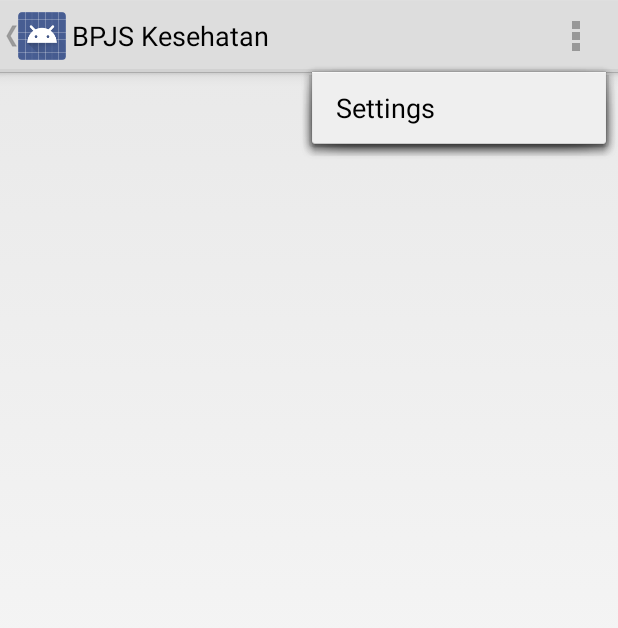
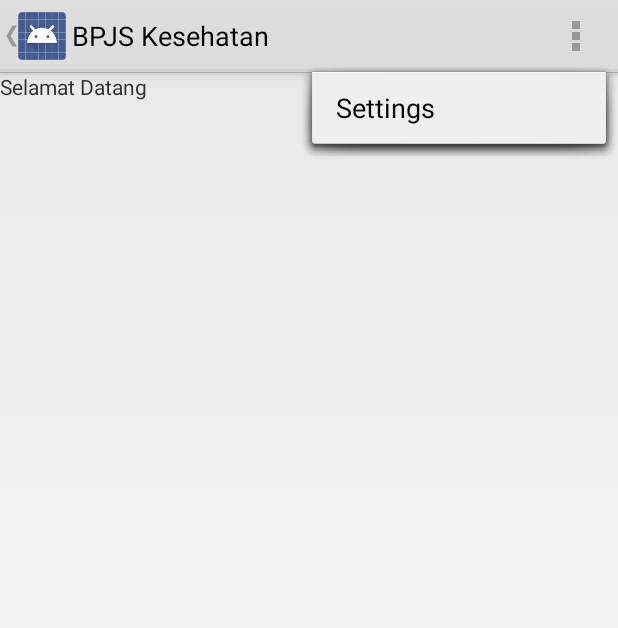
Before and after one commit to endymuhardin/training-android-2016-03, an Android app: the MainActivity screen opened directly, with no data from a screen before it, with the options menu open, on a phone screen of 412 x 824 dp. Shown: the top 628 px of the screen. Run offline under Robolectric (Android 15) with nearby library versions, the phone set to English and light mode, and no system bars; 2 statements that could not run were skipped.

Commit message:
menambahkan fragment welcome

```diff
--- a/BPJSKesehatan/app/build.gradle
+++ b/BPJSKesehatan/app/build.gradle
@@ -24,7 +24,8 @@ dependencies {
     androidTestCompile('com.android.support.test.espresso:espresso-core:2.2.2', {
         exclude group: 'com.android.support', module: 'support-annotations'
     })
-    testCompile 'junit:junit:4.12'
     compile 'com.android.support:appcompat-v7:25.0.1'
     compile 'com.android.support.constraint:constraint-layout:1.0.0-beta4'
+    compile 'com.android.support:support-v4:25.0.1'
+    testCompile 'junit:junit:4.12'
 }
--- a/BPJSKesehatan/app/src/main/java/com/brainmatics/bpjs/bpjskesehatan/activity/MainActivity.java
+++ b/BPJSKesehatan/app/src/main/java/com/brainmatics/bpjs/bpjskesehatan/activity/MainActivity.java
@@ -13,6 +13,7 @@ import android.support.v4.widget.DrawerLayout;
 
 import com.brainmatics.bpjs.bpjskesehatan.R;
 import com.brainmatics.bpjs.bpjskesehatan.fragment.NavigationDrawerFragment;
+import com.brainmatics.bpjs.bpjskesehatan.fragment.WelcomeFragment;
 
 public class MainActivity extends Activity
         implements NavigationDrawerFragment.NavigationDrawerCallbacks {
@@ -40,6 +41,11 @@ public class MainActivity extends Activity
         mNavigationDrawerFragment.setUp(
                 R.id.navigation_drawer,
                 (DrawerLayout) findViewById(R.id.drawer_layout));
+
+        FragmentManager fragmentManager = getFragmentManager();
+        fragmentManager.beginTransaction()
+                .replace(R.id.container, new WelcomeFragment())
+                .commit();
     }
 
     @Override
--- /dev/null
+++ b/BPJSKesehatan/app/src/main/java/com/brainmatics/bpjs/bpjskesehatan/fragment/WelcomeFragment.java
@@ -0,0 +1,30 @@
+package com.brainmatics.bpjs.bpjskesehatan.fragment;
+
+
+import android.os.Bundle;
+import android.app.Fragment;
+import android.view.LayoutInflater;
+import android.view.View;
+import android.view.ViewGroup;
+
+import com.brainmatics.bpjs.bpjskesehatan.R;
+
+/**
+ * A simple {@link Fragment} subclass.
+ */
+public class WelcomeFragment extends Fragment {
+
+
+    public WelcomeFragment() {
+
+    }
+
+
+    @Override
+    public View onCreateView(LayoutInflater inflater, ViewGroup container,
+                             Bundle savedInstanceState) {
+        // Inflate the layout for this fragment
+        return inflater.inflate(R.layout.fragment_welcome, container, false);
+    }
+
+}
--- /dev/null
+++ b/BPJSKesehatan/app/src/main/res/layout/fragment_welcome.xml
@@ -0,0 +1,13 @@
+<FrameLayout xmlns:android="http://schemas.android.com/apk/res/android"
+    xmlns:tools="http://schemas.android.com/tools"
+    android:layout_width="match_parent"
+    android:layout_height="match_parent"
+    tools:context="com.brainmatics.bpjs.bpjskesehatan.fragment.WelcomeFragment">
+
+    <!-- TODO: Update blank fragment layout -->
+    <TextView
+        android:layout_width="match_parent"
+        android:layout_height="match_parent"
+        android:text="@string/lblFrameWelcome" />
+
+</FrameLayout>
--- a/BPJSKesehatan/app/src/main/res/values/strings.xml
+++ b/BPJSKesehatan/app/src/main/res/values/strings.xml
@@ -17,4 +17,7 @@
     <string name="action_example">Example action</string>
 
     <string name="action_settings">Settings</string>
+
+    <!-- TODO: Remove or change this placeholder text -->
+    <string name="lblFrameWelcome">Selamat Datang</string>
 </resources>
```
